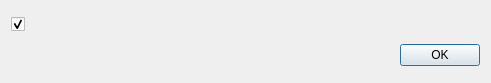
violethaze74/ugene, file src/ugeneui/src/shtirlitz/StatisticalReport.ui: the form before one commit.
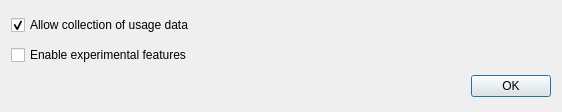
The form after the commit.

Commit message: UGENE-7713. Support experimental mode flags in UGENE (#1014)

```diff
--- a/src/ugeneui/src/shtirlitz/StatisticalReport.ui
+++ b/src/ugeneui/src/shtirlitz/StatisticalReport.ui
@@ -6,8 +6,8 @@
    <rect>
     <x>0</x>
     <y>0</y>
-    <width>491</width>
-    <height>83</height>
+    <width>562</width>
+    <height>112</height>
    </rect>
   </property>
   <property name="sizePolicy">
@@ -21,11 +21,12 @@
   </property>
   <layout class="QVBoxLayout" name="dialogLayout">
    <item>
-    <layout class="QHBoxLayout" name="horizontalLayout">
-     <item>
-      <widget class="QCheckBox" name="chkStat">
+    <widget class="QCheckBox" name="statisticCheckBox">
+     <property name="toolTip">
+      <string>Share now many times different tools were run or UI actions were activated. No user data is sent to UGENE.</string>
+     </property>
        <property name="text">
-        <string/>
+      <string>Allow collection of usage data</string>
        </property>
        <property name="checked">
         <bool>true</bool>
@@ -33,28 +34,20 @@
       </widget>
      </item>
      <item>
-      <widget class="QLabel" name="lblStat">
-       <property name="sizePolicy">
-        <sizepolicy hsizetype="MinimumExpanding" vsizetype="Fixed">
-         <horstretch>0</horstretch>
-         <verstretch>0</verstretch>
-        </sizepolicy>
-       </property>
-       <property name="layoutDirection">
-        <enum>Qt::RightToLeft</enum>
+    <widget class="QCheckBox" name="experimentsCheckBox">
+     <property name="toolTip">
+      <string>Enables experimental features hidden by default. May require restart for some features to be activated.</string>
        </property>
        <property name="text">
+      <string>Enable experimental features</string>
+     </property>
+     <property name="shortcut">
         <string/>
        </property>
-       <property name="scaledContents">
-        <bool>false</bool>
-       </property>
-       <property name="wordWrap">
+     <property name="checked">
         <bool>false</bool>
        </property>
       </widget>
-     </item>
-    </layout>
    </item>
    <item>
     <widget class="QDialogButtonBox" name="buttonBox">
```
Lines whose indentation alone changed are shown as unchanged. The commit also changes 9 other files.
